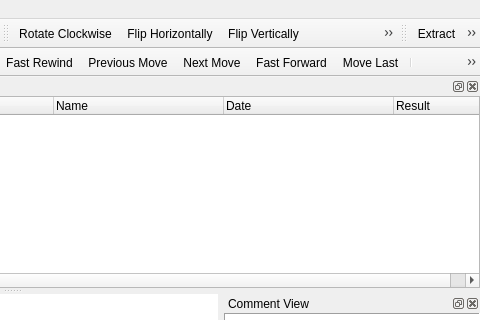
Old version of the form mainwindow.ui in the repository nullx002/mugo; both pictures show x 457 to 937 and y 0 to 320 of the 937 by 585 pixel window.
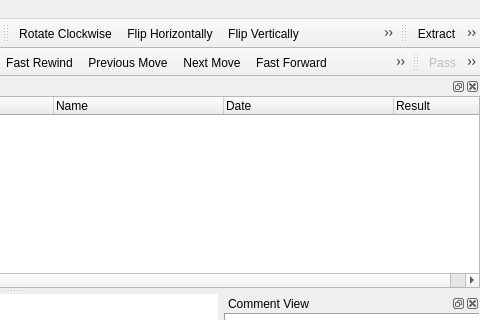
New version of the form. Icons and pictures are not drawn.

```diff
--- a/mainwindow.ui
+++ b/mainwindow.ui
@@ -600,6 +600,20 @@
     </layout>
    </widget>
   </widget>
+  <widget class="QToolBar" name="gameToolBar">
+   <property name="windowTitle">
+    <string>Game ToolBar</string>
+   </property>
+   <attribute name="toolBarArea">
+    <enum>TopToolBarArea</enum>
+   </attribute>
+   <attribute name="toolBarBreak">
+    <bool>false</bool>
+   </attribute>
+   <addaction name="actionGamePass"/>
+   <addaction name="actionGameResign"/>
+   <addaction name="actionGameUndo"/>
+  </widget>
   <action name="actionNew">
    <property name="icon">
     <iconset resource="resources.qrc">
@@ -1764,6 +1778,30 @@
     <string>Clear Settings</string>
    </property>
   </action>
+  <action name="actionGamePass">
+   <property name="enabled">
+    <bool>false</bool>
+   </property>
+   <property name="text">
+    <string>Pass</string>
+   </property>
+  </action>
+  <action name="actionGameResign">
+   <property name="enabled">
+    <bool>false</bool>
+   </property>
+   <property name="text">
+    <string>Resign</string>
+   </property>
+  </action>
+  <action name="actionGameUndo">
+   <property name="enabled">
+    <bool>false</bool>
+   </property>
+   <property name="text">
+    <string>undo</string>
+   </property>
+  </action>
  </widget>
  <layoutdefault spacing="6" margin="11"/>
  <customwidgets>
```
Left out of the diff: 110 changed lines with no effect on the pictures.
